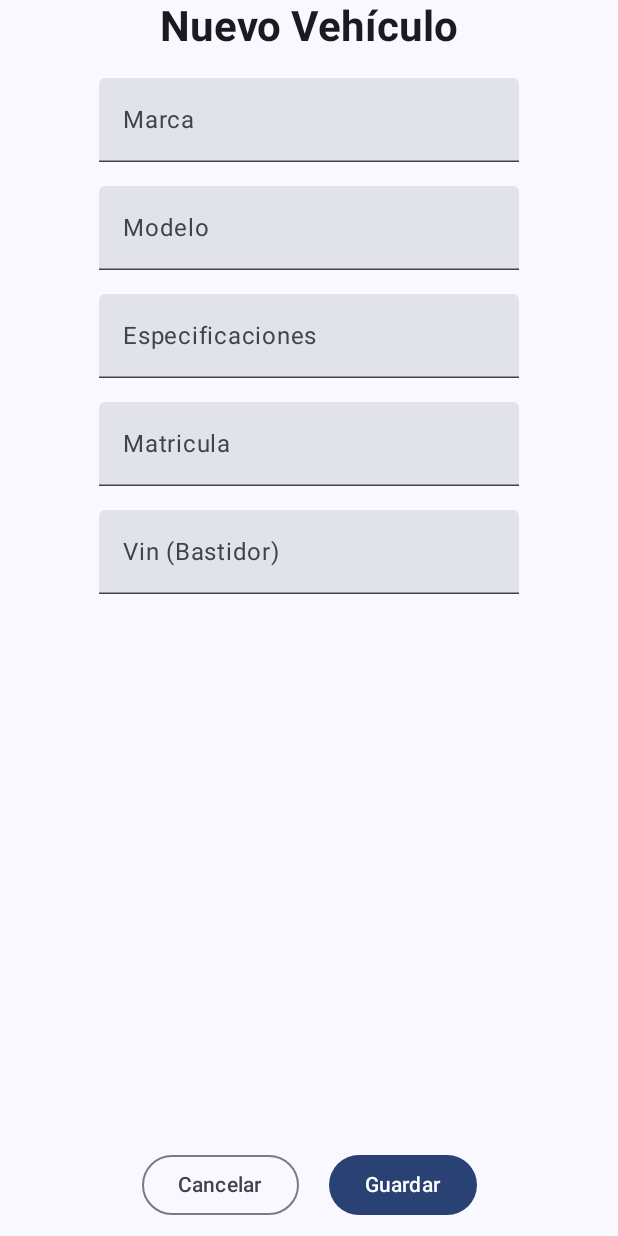
After one commit to Sebbvs/TallerMecanico_Sebastian, an Android app built with Jetpack Compose: the composable PantallaAnyadirCoche shown on its own in the app's theme, on a phone screen of 412 x 824 dp. The commit adds this screen. Run offline under Robolectric (Android 15) with nearby library versions, the phone set to English and light mode, and no system bars.

Commit message:
Falta añadir navigations.
Falta pantalla Empleados y Facturas

Falta mejorar diseño y mostrar contraseña cifrada

```diff
--- /dev/null
+++ b/app/src/main/java/com/example/tallermecanico_sebastian/ui/pantallas/PantallaAnyadirCoche.kt
@@ -0,0 +1,152 @@
+package com.example.tallermecanico_sebastian.ui.pantallas
+
+import android.widget.Toast
+import androidx.compose.foundation.layout.Arrangement
+import androidx.compose.foundation.layout.Column
+import androidx.compose.foundation.layout.Row
+import androidx.compose.foundation.layout.Spacer
+import androidx.compose.foundation.layout.fillMaxSize
+import androidx.compose.foundation.layout.height
+import androidx.compose.foundation.layout.padding
+import androidx.compose.foundation.text.KeyboardOptions
+import androidx.compose.material3.Button
+import androidx.compose.material3.MaterialTheme
+import androidx.compose.material3.OutlinedButton
+import androidx.compose.material3.Text
+import androidx.compose.material3.TextField
+import androidx.compose.runtime.Composable
+import androidx.compose.runtime.getValue
+import androidx.compose.runtime.mutableStateOf
+import androidx.compose.runtime.remember
+import androidx.compose.runtime.setValue
+import androidx.compose.ui.Alignment
+import androidx.compose.ui.Modifier
+import androidx.compose.ui.platform.LocalContext
+import androidx.compose.ui.res.stringResource
+import androidx.compose.ui.text.font.FontWeight
+import androidx.compose.ui.text.input.KeyboardType
+import androidx.compose.ui.tooling.preview.Preview
+import androidx.compose.ui.unit.dp
+import com.example.tallermecanico_sebastian.R
+import com.example.tallermecanico_sebastian.modelo.Vehiculo
+
+@Composable
+fun PantallaAnyadirCoche(
+    onInsertar: (Vehiculo) -> Unit,
+    onCancelar: () -> Unit,
+    modifier: Modifier = Modifier,
+) {
+    var marca by remember { mutableStateOf("") }
+    var modelo by remember { mutableStateOf("") }
+    var especificaciones by remember { mutableStateOf("") }
+    var matricula by remember { mutableStateOf("") }
+    var vin by remember { mutableStateOf("") }
+    var context = LocalContext.current
+    var abrirAlertDialog by remember { mutableStateOf(false) }
+
+    Column(
+        horizontalAlignment = Alignment.CenterHorizontally,
+        modifier = modifier
+    ) {
+        Text(
+            text = "Nuevo Vehículo",
+            style = MaterialTheme.typography.headlineMedium,
+            fontWeight = FontWeight.Bold
+        )
+        Spacer(Modifier.height(16.dp))
+
+        TextField(
+            value = marca,
+            onValueChange = { marca = it },
+            label = { Text(text = "Marca") },
+        )
+
+        Spacer(Modifier.height(16.dp))
+
+        TextField(
+            value = modelo,
+            onValueChange = { modelo = it },
+            label = { Text(text = "Modelo") },
+        )
+
+        Spacer(Modifier.height(16.dp))
+
+        TextField(
+            value = especificaciones,
+            onValueChange = { especificaciones = it },
+            label = { Text(text = "Especificaciones") },
+        )
+
+        Spacer(modifier = Modifier.height(16.dp))
+
+        TextField(
+            value = matricula,
+            onValueChange = { matricula = it },
+            label = { Text(text = "Matricula") },
+        )
+
+        Spacer(modifier = Modifier.height(16.dp))
+
+        TextField(
+            value = vin,
+            onValueChange = { vin = it },
+            label = { Text(text = "Vin (Bastidor)") },
+        )
+
+        Spacer(modifier = Modifier.height(16.dp))
+
+        Row(
+            modifier = Modifier
+                .fillMaxSize()
+                .padding(10.dp),
+            verticalAlignment = Alignment.Bottom,
+            horizontalArrangement = Arrangement.Center
+        ) {
+            OutlinedButton(onClick = onCancelar) {
+                Text(stringResource(R.string.dialogoBtnCancelar))
+            }
+            Spacer(modifier = Modifier.padding(end = 20.dp))
+            val context = LocalContext.current
+            Button(
+                onClick = {
+                    if (marca.isEmpty() || modelo.isEmpty() || matricula.isEmpty() || vin.isEmpty()) {
+                        Toast.makeText(
+                            context,
+                            context.getString(R.string.warningFormulario),
+                            Toast.LENGTH_SHORT
+                        ).show()
+                    } else {
+                        val coche = Vehiculo(
+                            marca = marca,
+                            modelo = modelo,
+                            especificaciones = especificaciones,
+                            matricula = matricula,
+                            vin = vin,
+                        )
+                        onInsertar(coche)
+                        Toast.makeText(
+                            context,
+                            "Vehículo guardada correctamente.",
+                            Toast.LENGTH_SHORT
+                        ).show()
+                    }
+                }
+            ) {
+                Text(stringResource(R.string.btnGuardar))
+            }
+        }
+    }
+
+}
+
+@Preview(showBackground = true)
+@Composable
+fun PantallaAnyadirCochePreview() {
+    PantallaAnyadirCoche(
+        onInsertar = {},
+        onCancelar = {},
+        modifier = Modifier
+            .fillMaxSize()
+            .padding(16.dp)
+    )
+}
--- a/app/src/main/res/values/strings.xml
+++ b/app/src/main/res/values/strings.xml
@@ -42,6 +42,9 @@
     <string name="dialogoAveriaTitulo">Cuídado! Estás a punto de borrar la avería seleccionado</string>
     <string name="dialogoAveriaTexto">Esta es una acción permanente y no se puede deshacer. Si deseas borrar esta avería, pulsa \"Confirmar\".</string>
 
+<!--    PANTALLA INSERTAR AVERIA-->
+    <string name="warningFormulario">¡Cuídado! \nFaltan campos por completar.</string>
+
     <!--    PANTALLA CLIENTES-->
     <string name="cliente_titulo">Clientes</string>
     <string name="cliente_nombre">Clientes</string>
```
Also changed, not shown: app/src/main/java/com/example/tallermecanico_sebastian/ui/pantallas/PantallaAnyadirAveria.kt (added, +174 -0 lines), app/src/main/java/com/example/tallermecanico_sebastian/ui/pantallas/PantallaAnyadirCliente.kt (added, +156 -0 lines), app/src/main/java/com/example/tallermecanico_sebastian/ui/pantallas/PantallaEditarAverias.kt (+10 -10 lines).
